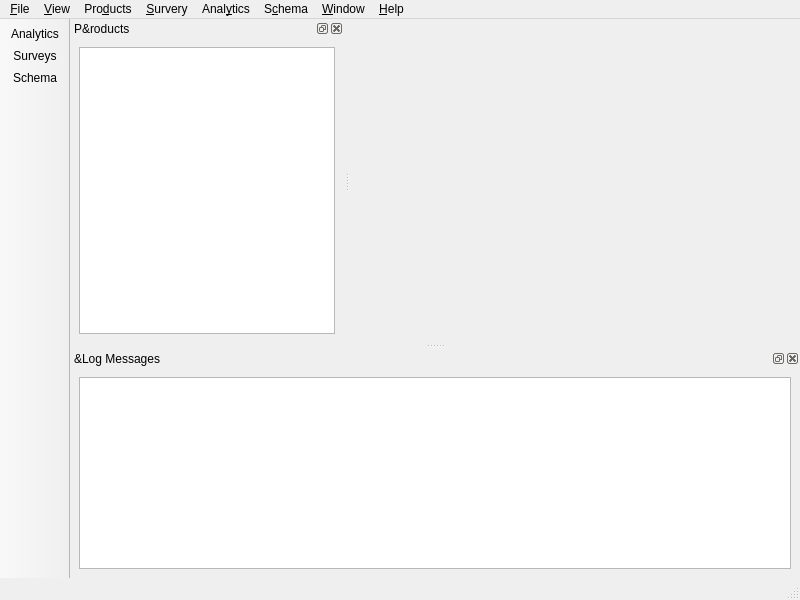
First picture: the form in src/console/mainwindow.ui, repository KDE/kuserfeedback, before the edit.
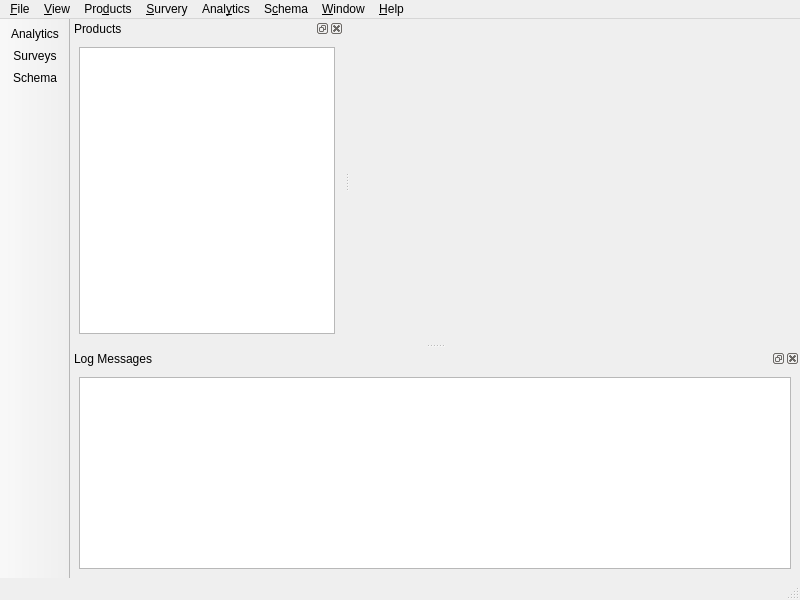
Second picture: the form after the edit. Icons and pictures are not drawn. Custom widgets are drawn as their Qt base class.

Commit message: Accelerators in dock titels don't work on Windows

```diff
--- a/src/console/mainwindow.ui
+++ b/src/console/mainwindow.ui
@@ -107,7 +107,7 @@
   <widget class="QStatusBar" name="statusbar"/>
   <widget class="QDockWidget" name="logDock">
    <property name="windowTitle">
-    <string>&amp;Log Messages</string>
+    <string>Log Messages</string>
    </property>
    <attribute name="dockWidgetArea">
     <number>8</number>
@@ -126,7 +126,7 @@
   </widget>
   <widget class="QDockWidget" name="productsDock">
    <property name="windowTitle">
-    <string>P&amp;roducts</string>
+    <string>Products</string>
    </property>
    <attribute name="dockWidgetArea">
     <number>1</number>
```
